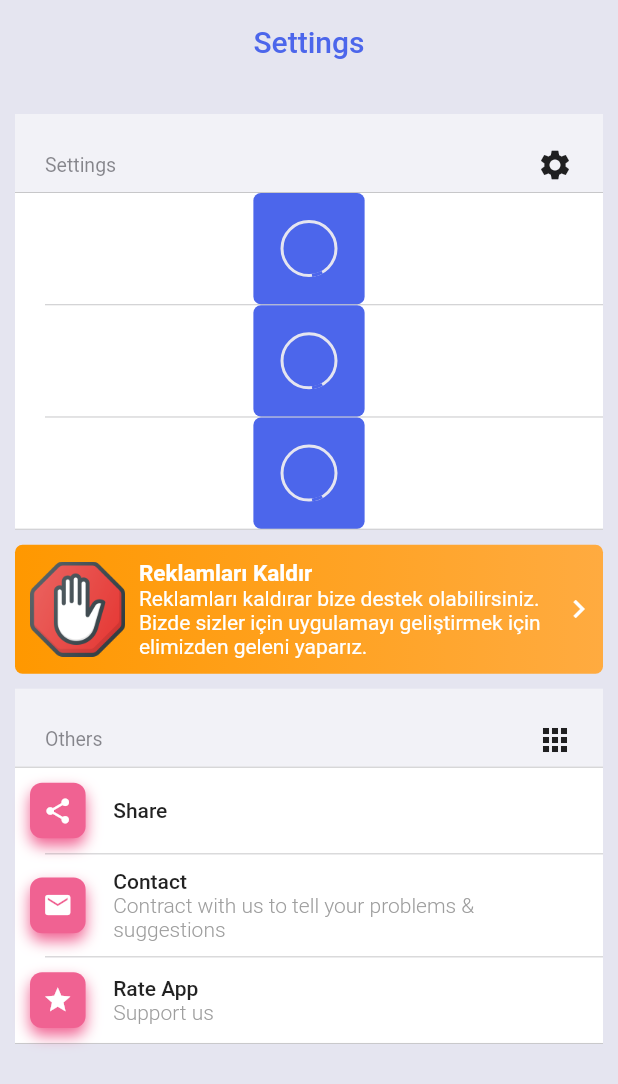
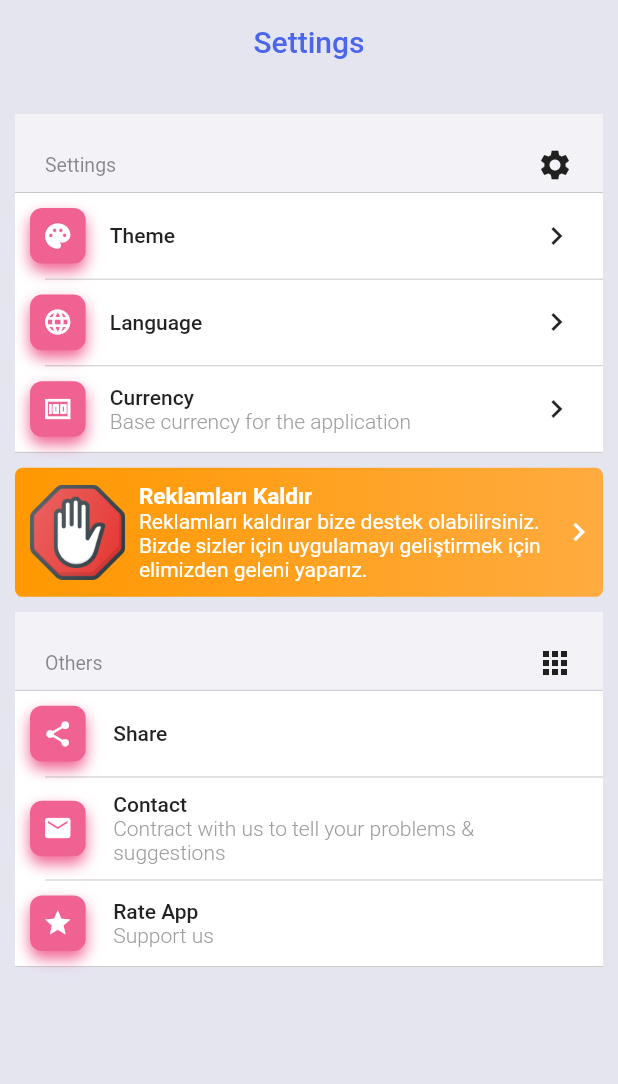
Before and after one commit to batuhankrbb/coin_dino, a Flutter app: the screen it shows after launch, on a phone screen of 412 x 824 dp. Shown: the top 1084 px of the screen. Run offline on Flutter 3.47's test engine with Material 2 defaults, Android fonts, the phone set to English and light mode, and no system bars; drawn by our look-alikes of auto_size_text; our stand-ins replace cached_network_image, connectivity, device_preview, dio, flutter_local_notifications, flutter_mobx and 8 more; missing offline and left inert: background_fetch, flutter_email_sender; accounts and stored records are empty; generated files the repository leaves out were written again.

Commit message:
update: launch_app, settings_screen, settings_view_model, settings_view_model | Note: SettingsScreen bug is fixed

```diff
--- a/lib/settings_screen/settings_screen.dart
+++ b/lib/settings_screen/settings_screen.dart
@@ -1,4 +1,5 @@
 import 'package:auto_size_text/auto_size_text.dart';
+import 'package:coin_dino/features/preferences/domain/entity/theme_preference_entity.dart';
 import 'package:coin_dino/global/components/app_bar_components.dart';
 import 'package:coin_dino/global/components/custom_autosize_text.dart';
 import 'package:coin_dino/global/components/state_result_builder.dart';
@@ -7,6 +8,7 @@ import 'package:coin_dino/settings_screen/components/settings_icon.dart';
 import 'package:coin_dino/settings_screen/view_model/settings_view_model.dart';
 import 'package:flutter/cupertino.dart';
 import 'package:flutter/material.dart';
+import 'package:flutter_mobx/flutter_mobx.dart';
 import 'package:share/share.dart';
 import 'package:in_app_review/in_app_review.dart';
 import 'components/settings_iap_card.dart';
@@ -25,9 +27,13 @@ class _SettingsScreenState extends State<SettingsScreen> {
   @override
   void initState() {
     super.initState();
-    settingsViewModel.getBaseCurrencyPreference();
-    settingsViewModel.getLanguagePreference();
-    settingsViewModel.getThemePreference();
+    setUpSettings();
+  }
+
+  Future<void> setUpSettings() async {
+    await settingsViewModel.getBaseCurrencyPreference();
+    await settingsViewModel.getLanguagePreference();
+    await settingsViewModel.getThemePreference();
   }
 
   @override
@@ -59,31 +65,16 @@ class _SettingsScreenState extends State<SettingsScreen> {
         headerIcon: Icon(Icons.settings),
       ),
       children: [
-        StateResultBuilder(
-            stateResult: settingsViewModel.themePreference,
-            completedWidget: (data) {
-              return SettingFormRowWidget(
-                leading: SettingsIcon(iconData: Icons.palette),
-                title: "Theme",
-                trailing: Icon(Icons.chevron_right),
+        buildStateResultForTheme(),
+        buildStateResultForLanguage(),
+        buildStateResultForBaseCurrency(),
+      ],
     );
-            },
-            failureWidget: (failure) {
-              return SizedBox();
-            }),
-        StateResultBuilder(
-            stateResult: settingsViewModel.themePreference,
-            completedWidget: (data) {
-              return SettingFormRowWidget(
-                leading: SettingsIcon(iconData: Icons.language),
-                title: "Language",
-                trailing: Icon(Icons.chevron_right),
-              );
-            },
-            failureWidget: (failure) {
-              return SizedBox();
-            }),
-        StateResultBuilder(
+  }
+
+  Widget buildStateResultForBaseCurrency() {
+    return Observer(builder: (_) {
+      return StateResultBuilder(
           stateResult: settingsViewModel.themePreference,
           completedWidget: (data) {
             return SettingFormRowWidget(
@@ -91,13 +82,54 @@ class _SettingsScreenState extends State<SettingsScreen> {
               title: "Currency",
               subTitle: "Base currency for the application",
               trailing: Icon(Icons.chevron_right),
+              onTap: () {},
             );
           },
+          loadingWidget: CupertinoActivityIndicator(),
           failureWidget: (failure) {
             return SizedBox();
-            }),
-      ],
+          });
+    });
+  }
+
+  Widget buildStateResultForLanguage() {
+    return Observer(
+      builder: (_) {
+        return StateResultBuilder(
+            stateResult: settingsViewModel.themePreference,
+            completedWidget: (data) {
+              return SettingFormRowWidget(
+                leading: SettingsIcon(iconData: Icons.language),
+                title: "Language",
+                trailing: Icon(Icons.chevron_right),
+                onTap: () {},
               );
+            },
+            loadingWidget: CupertinoActivityIndicator(),
+            failureWidget: (failure) {
+              return SizedBox();
+            });
+      },
+    );
+  }
+
+  Widget buildStateResultForTheme() {
+    return Observer(builder: (_) {
+      return StateResultBuilder(
+          stateResult: settingsViewModel.themePreference,
+          completedWidget: (data) {
+            return SettingFormRowWidget(
+              leading: SettingsIcon(iconData: Icons.palette),
+              title: "Theme",
+              trailing: Icon(Icons.chevron_right),
+              onTap: () {},
+            );
+          },
+          loadingWidget: CupertinoActivityIndicator(),
+          failureWidget: (failure) {
+            return SizedBox();
+          });
+    });
   }
 
   Widget othersSection() {
@@ -110,16 +142,19 @@ class _SettingsScreenState extends State<SettingsScreen> {
         SettingFormRowWidget(
           leading: SettingsIcon(iconData: Icons.share),
           title: "Share",
+          onTap: () {},
         ),
         SettingFormRowWidget(
           leading: SettingsIcon(iconData: Icons.mail),
           title: "Contact",
           subTitle: "Contract with us to tell your problems & suggestions",
+          onTap: () {},
         ),
         SettingFormRowWidget(
           leading: SettingsIcon(iconData: Icons.star),
           title: "Rate App",
           subTitle: "Support us",
+          onTap: () {},
         )
       ],
     );
@@ -152,17 +187,22 @@ class SettingFormRowWidget extends StatelessWidget {
   final String title;
   final String? subTitle;
   final Widget? trailing;
+  final VoidCallback onTap;
+
   const SettingFormRowWidget(
       {Key? key,
       required this.leading,
       this.subTitle,
       required this.title,
-      this.trailing})
+      this.trailing,
+      required this.onTap})
       : super(key: key);
 
   @override
   Widget build(BuildContext context) {
-    return Container(
+    return GestureDetector(
+      onTap: onTap,
+      child: Container(
           padding: EdgeInsets.all(10),
           child: Row(
             children: [
@@ -182,7 +222,8 @@ class SettingFormRowWidget extends StatelessWidget {
               Spacer(flex: 6),
               getTrailing(),
             ],
-        ));
+          )),
+    );
   }
 
   Widget getSubtitle() {
--- a/lib/settings_screen/view_model/settings_view_model.dart
+++ b/lib/settings_screen/view_model/settings_view_model.dart
@@ -15,13 +15,17 @@ abstract class _SettingsViewModelBase with Store {
 
   _SettingsViewModelBase({required this.preferenceRepository});
 
+  @observable
   StateResult<ThemePreferenceEntity> themePreference = StateResult.initial();
 
+  @observable
   StateResult<LanguagePreferenceEntity> languagePreference =
       StateResult.initial();
 
+  @observable
   StateResult<String> baseCurrencyPreference = StateResult.initial();
 
+  @action
   Future<void> getThemePreference() async {
     var themePreferenceResult = await preferenceRepository.getThemePreference();
 
@@ -32,6 +36,7 @@ abstract class _SettingsViewModelBase with Store {
     });
   }
 
+  @action
   Future<void> getLanguagePreference() async {
     var languagePreferenceResult =
         await preferenceRepository.getLanguagePreference();
@@ -43,6 +48,7 @@ abstract class _SettingsViewModelBase with Store {
     });
   }
 
+  @action
   Future<void> getBaseCurrencyPreference() async {
     var baseCurrenciesResult =
         await preferenceRepository.getBaseCurrencyPreference();
```
Also changed, not shown: lib/global/starting_files/launch_app.dart (+10 -8 lines), lib/settings_screen/view_model/settings_view_model.g.dart. Lines whose indentation alone changed are shown as unchanged.
